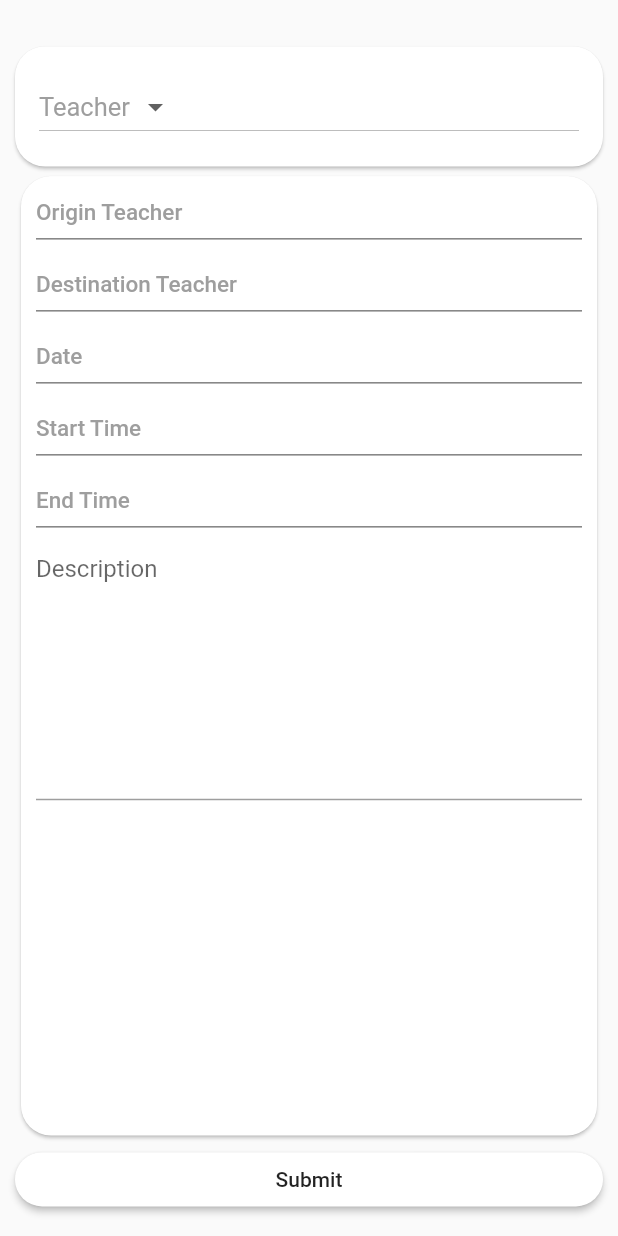
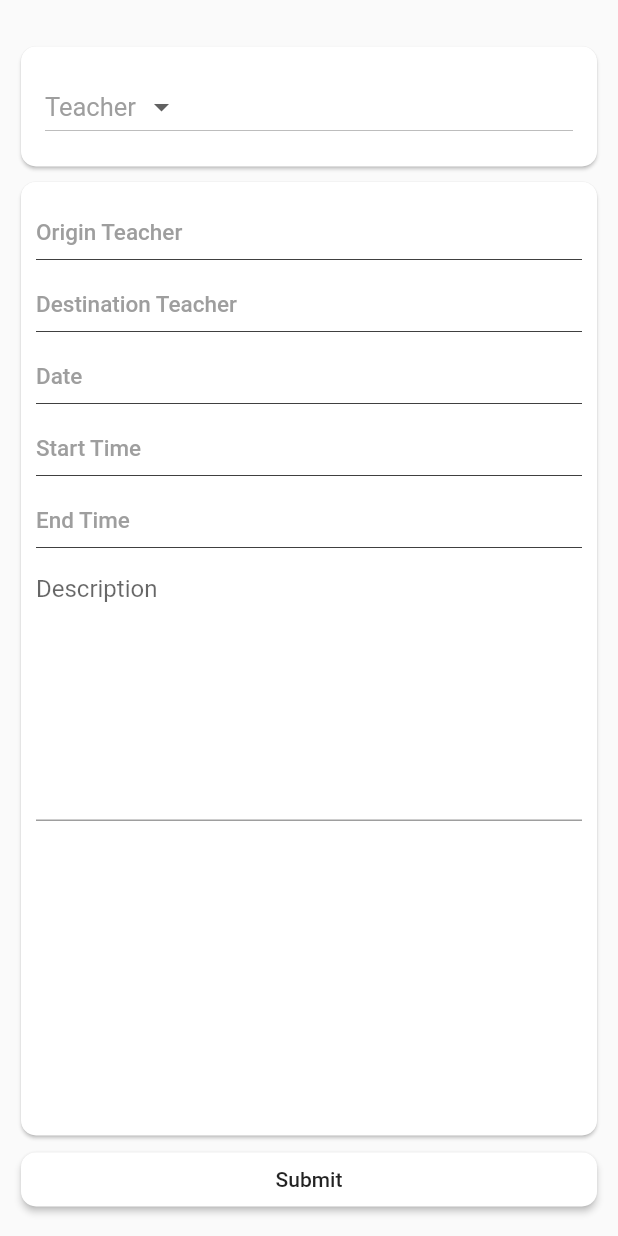
Before and after one commit to CHSCodeForChange/PassMaster-App, a Flutter app: the Add widget shown alone on an empty page, opened directly with empty values, on a phone screen of 412 x 824 dp. Run offline on Flutter 3.47's test engine with Material 2 defaults, Android fonts, the phone set to English and light mode, and no system bars; our stand-ins replace auto_size_text, shared_preferences; accounts and stored records are empty.

Commit message:
visual improvements on add page, removed theme data colors as they messed with dropdown color for SRT pass add page

```diff
--- a/lib/pages/auth/login.dart
+++ b/lib/pages/auth/login.dart
@@ -43,6 +43,7 @@ class LoginBody extends StatelessWidget {
       try {
         Messages.message("Logging in...", context);
         user = await LoginAPI().getData(username.value, password.value);
+        Storage().storeUser(user);
         Navigator.push(context, MaterialPageRoute(builder: (context) => Main(user)));
         Messages.clear(context);
         this._formKey.currentState.reset();
--- a/lib/pages/main/add.dart
+++ b/lib/pages/main/add.dart
@@ -56,8 +56,8 @@ class AddState extends State<Add> {
                 canvasColor: Colors.white,
               ),
               child: new Card(
-                margin: EdgeInsets.only(top: 16.0, bottom: 1.25),
-                shape: RoundedRectangleBorder(borderRadius: BorderRadius.circular(20.0)),
+                margin: EdgeInsets.only(top: 16.0, bottom: 1.25, left: 4.0, right: 4.0),
+                shape: RoundedRectangleBorder(borderRadius: BorderRadius.circular(10.0)),
                 child: new Container(
                   padding: EdgeInsets.all(16.0),
                   child: new Dropdown(
@@ -70,8 +70,7 @@ class AddState extends State<Add> {
           ),
           new Expanded(
             child: new Container(
-              margin: EdgeInsets.only(top: 1.25, bottom: 1.25),
-              padding: EdgeInsets.all(0.0),
+              margin: EdgeInsets.only(top: 5, bottom: 1.25),
               child: getForm()
             )
           ),
--- a/lib/pages/main/add/teacher.dart
+++ b/lib/pages/main/add/teacher.dart
@@ -68,10 +68,10 @@ class TeacherPassFormState extends State<TeacherPassForm> {
       children: <Widget>[
         new Expanded (
           child: Card(
-            shape: RoundedRectangleBorder(borderRadius: BorderRadius.all(Radius.circular(20.0))),
+            shape: RoundedRectangleBorder(borderRadius: BorderRadius.all(Radius.circular(10.0))),
             child: new Container(
               width: double.infinity,
-              padding: EdgeInsets.only(left:10.0, right:10.0),
+              padding: EdgeInsets.all(10.0),
               child: new Container(
                 alignment: Alignment.topLeft,
                 child: ListView.builder(
@@ -87,7 +87,7 @@ class TeacherPassFormState extends State<TeacherPassForm> {
         ),
 
         new Container(
-            margin: EdgeInsets.only(top: 1.25, bottom: 2.5),
+            margin: EdgeInsets.only(top: 1.25, bottom: 2.5, left: 4.0, right: 4.0),
             width: 3000.0,
             child: new RaisedButton(
               onPressed: () async {
@@ -102,7 +102,7 @@ class TeacherPassFormState extends State<TeacherPassForm> {
                 }
               },
               color: Colors.white,
-              shape: RoundedRectangleBorder(borderRadius: BorderRadius.circular(20.0)),
+              shape: RoundedRectangleBorder(borderRadius: BorderRadius.circular(10.0)),
               child: new Text('Submit'),
             ),
           ),
--- a/lib/pages/main/main.dart
+++ b/lib/pages/main/main.dart
@@ -88,17 +88,13 @@ class MainState extends State<Main> {
     return Theme(
       data: ThemeData(
         scaffoldBackgroundColor: Colors.orangeAccent,
-        primaryColor: Colors.orangeAccent,
-        accentColor: Colors.orangeAccent,
-        canvasColor: Colors.orangeAccent,
-        buttonColor: Colors.white,
       ),
       child: Scaffold(
         bottomNavigationBar: BottomNavigationBar(
           currentIndex: index,
           onTap: onTabTapped,
           items: bar,
-          fixedColor: Colors.white,
+          fixedColor: Colors.orangeAccent,
         ),
 
         body: pages[index],
--- a/lib/pages/main/passes.dart
+++ b/lib/pages/main/passes.dart
@@ -56,6 +56,8 @@ class Passes extends StatelessWidget {
         child: Scaffold(
           appBar: TabBar(
             labelColor: Colors.white,
+            indicatorColor: Colors.white,
+            indicatorWeight: 3.0,
             tabs: getTabs(),
           ),
 
```
Also changed, not shown: lib/pages/main/add/location.dart (+4 -4 lines), lib/pages/main/add/srt.dart (+4 -4 lines).
